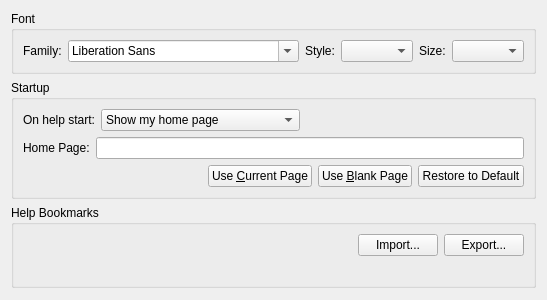
First picture: the form in src/plugins/help/generalsettingspage.ui, repository qt-creator/qt-creator, before the edit.
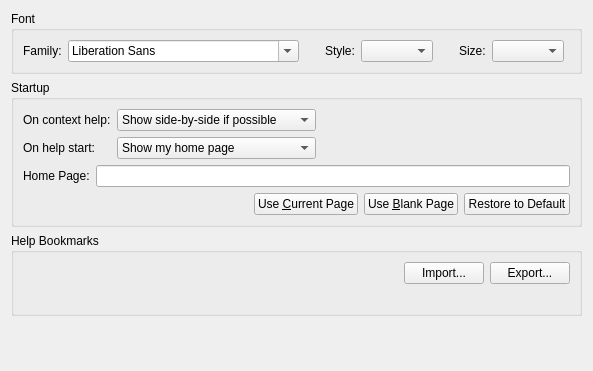
Second picture: the form after the edit.

Commit message:
customize context help. The three modes are:  - show side-by-side if possible  - always show side-by-side  - always show full help
The default is "show side-by-side if possible". It's currently considered
possible if the editor is at least 800 pixels wide.

```diff
--- a/src/plugins/help/generalsettingspage.ui
+++ b/src/plugins/help/generalsettingspage.ui
@@ -6,8 +6,8 @@
    <rect>
     <x>0</x>
     <y>0</y>
-    <width>447</width>
-    <height>300</height>
+    <width>593</width>
+    <height>371</height>
    </rect>
   </property>
   <property name="windowTitle">
@@ -140,9 +140,9 @@
      </property>
      <layout class="QVBoxLayout" name="verticalLayout">
       <item>
-       <layout class="QHBoxLayout" name="horizontalLayout_5">
-        <item>
-         <widget class="QLabel" name="label_2">
+       <layout class="QGridLayout" name="gridLayout">
+        <item row="0" column="0">
+         <widget class="QLabel" name="label_3">
           <property name="sizePolicy">
            <sizepolicy hsizetype="Preferred" vsizetype="Fixed">
             <horstretch>0</horstretch>
@@ -150,12 +150,12 @@
            </sizepolicy>
           </property>
           <property name="text">
-           <string>On help start:</string>
+           <string>On context help:</string>
           </property>
          </widget>
         </item>
-        <item>
-         <widget class="QComboBox" name="helpStartComboBox">
+        <item row="0" column="1">
+         <widget class="QComboBox" name="contextHelpComboBox">
           <property name="sizePolicy">
            <sizepolicy hsizetype="Preferred" vsizetype="Fixed">
             <horstretch>0</horstretch>
@@ -164,7 +164,7 @@
           </property>
           <item>
            <property name="text">
-            <string>Show my home page</string>
+            <string>Show side-by-side if possible</string>
            </property>
           </item>
           <item>
@@ -179,7 +179,7 @@
           </item>
          </widget>
         </item>
-        <item>
+        <item row="0" column="2">
          <spacer name="horizontalSpacer_3">
           <property name="orientation">
            <enum>Qt::Horizontal</enum>
@@ -192,6 +192,44 @@
           </property>
          </spacer>
         </item>
+        <item row="1" column="0">
+         <widget class="QLabel" name="label_2">
+          <property name="sizePolicy">
+           <sizepolicy hsizetype="Preferred" vsizetype="Fixed">
+            <horstretch>0</horstretch>
+            <verstretch>0</verstretch>
+           </sizepolicy>
+          </property>
+          <property name="text">
+           <string>On help start:</string>
+          </property>
+         </widget>
+        </item>
+        <item row="1" column="1">
+         <widget class="QComboBox" name="helpStartComboBox">
+          <property name="sizePolicy">
+           <sizepolicy hsizetype="Preferred" vsizetype="Fixed">
+            <horstretch>0</horstretch>
+            <verstretch>0</verstretch>
+           </sizepolicy>
+          </property>
+          <item>
+           <property name="text">
+            <string>Show my home page</string>
+           </property>
+          </item>
+          <item>
+           <property name="text">
+            <string>Show a blank page</string>
+           </property>
+          </item>
+          <item>
+           <property name="text">
+            <string>Show my tabs from last session</string>
+           </property>
+          </item>
+         </widget>
+        </item>
        </layout>
       </item>
       <item>
```
Left out of the diff: 4 changed lines with no effect on the pictures. The commit also changes 2 other files.
